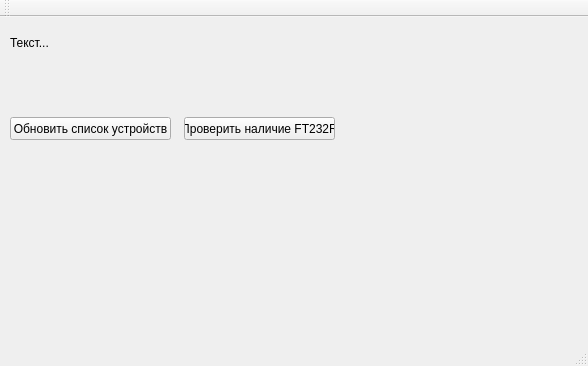
Old version of the form c_meter/mainwindow.ui in the repository ruslansukhlyak/c_meter.
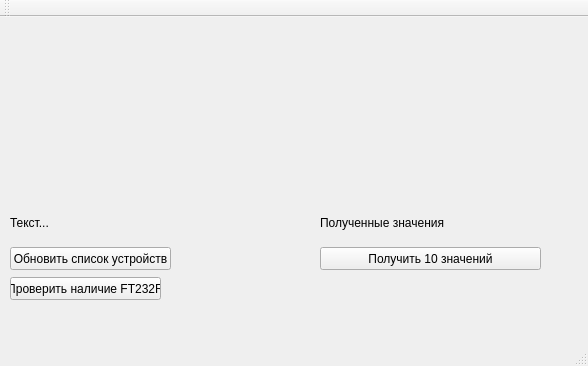
New version of the form.

The edit to the form file:
```diff
--- a/c_meter/mainwindow.ui
+++ b/c_meter/mainwindow.ui
@@ -18,7 +18,7 @@
     <property name="geometry">
      <rect>
       <x>10</x>
-      <y>10</y>
+      <y>190</y>
       <width>261</width>
       <height>31</height>
      </rect>
@@ -31,7 +31,7 @@
     <property name="geometry">
      <rect>
       <x>10</x>
-      <y>100</y>
+      <y>230</y>
       <width>161</width>
       <height>23</height>
      </rect>
@@ -43,8 +43,8 @@
    <widget class="QPushButton" name="buttstop">
     <property name="geometry">
      <rect>
-      <x>184</x>
-      <y>100</y>
+      <x>10</x>
+      <y>260</y>
       <width>151</width>
       <height>23</height>
      </rect>
@@ -53,6 +53,32 @@
      <string>Проверить наличие FT232R</string>
     </property>
    </widget>
+   <widget class="QPushButton" name="getfreqbutton">
+    <property name="geometry">
+     <rect>
+      <x>320</x>
+      <y>230</y>
+      <width>221</width>
+      <height>23</height>
+     </rect>
+    </property>
+    <property name="text">
+     <string>Получить 10 значений</string>
+    </property>
+   </widget>
+   <widget class="QLabel" name="getfreqlabel">
+    <property name="geometry">
+     <rect>
+      <x>320</x>
+      <y>190</y>
+      <width>261</width>
+      <height>31</height>
+     </rect>
+    </property>
+    <property name="text">
+     <string>Полученные значения</string>
+    </property>
+   </widget>
   </widget>
   <widget class="QMenuBar" name="menuBar">
    <property name="geometry">
```
